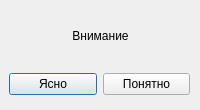
Before: the Qt Designer form calc/meme.ui in Delamonte/testing-two, drawn with Qt 5.
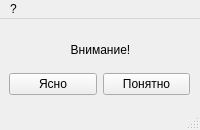
After: the same form once the commit is applied.

Commit message: обнова юи с меню

What changed in the file:
```diff
--- a/calc/meme.ui
+++ b/calc/meme.ui
@@ -1,23 +1,24 @@
 <?xml version="1.0" encoding="UTF-8"?>
 <ui version="4.0">
- <class>Warning</class>
- <widget class="QDialog" name="Warning">
+ <class>MainWindow</class>
+ <widget class="QMainWindow" name="MainWindow">
   <property name="geometry">
    <rect>
     <x>0</x>
     <y>0</y>
     <width>200</width>
-    <height>110</height>
+    <height>130</height>
    </rect>
   </property>
   <property name="windowTitle">
    <string>Внимание!</string>
   </property>
+  <widget class="QWidget" name="centralwidget">
   <widget class="QWidget" name="verticalLayoutWidget">
    <property name="geometry">
     <rect>
      <x>9</x>
-     <y>69</y>
+      <y>50</y>
      <width>181</width>
      <height>31</height>
     </rect>
@@ -49,7 +50,7 @@
      <x>10</x>
      <y>10</y>
      <width>181</width>
-     <height>51</height>
+      <height>41</height>
     </rect>
    </property>
    <layout class="QVBoxLayout" name="verticalLayout_2">
@@ -58,7 +59,7 @@
       <item>
        <widget class="QLabel" name="HelloMsg">
         <property name="text">
-         <string>Внимание</string>
+          <string>Внимание!</string>
         </property>
         <property name="alignment">
          <set>Qt::AlignCenter</set>
@@ -69,6 +70,30 @@
     </item>
    </layout>
   </widget>
+  </widget>
+  <widget class="QMenuBar" name="menubar">
+   <property name="geometry">
+    <rect>
+     <x>0</x>
+     <y>0</y>
+     <width>200</width>
+     <height>21</height>
+    </rect>
+   </property>
+   <widget class="QMenu" name="menu">
+    <property name="title">
+     <string>?</string>
+    </property>
+    <addaction name="action"/>
+   </widget>
+   <addaction name="menu"/>
+  </widget>
+  <widget class="QStatusBar" name="statusbar"/>
+  <action name="action">
+   <property name="text">
+    <string>тут нужно обьяснение</string>
+   </property>
+  </action>
  </widget>
  <resources/>
  <connections/>
```
Left out of the diff: 8 changed lines with no effect on the pictures. Lines whose indentation alone changed are shown as unchanged.
